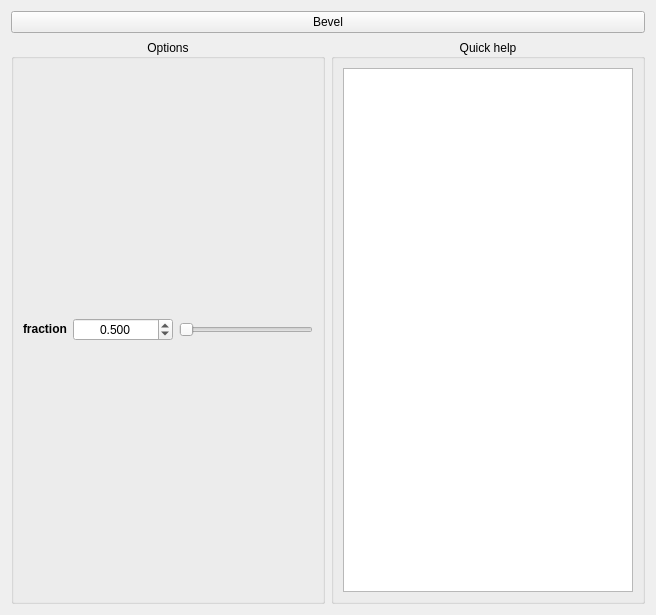
FengYusheng/MyUtils, file maya_script/BevelTool/src/Qt/UI/SimpleOptionsWidget.ui: the form before one commit.
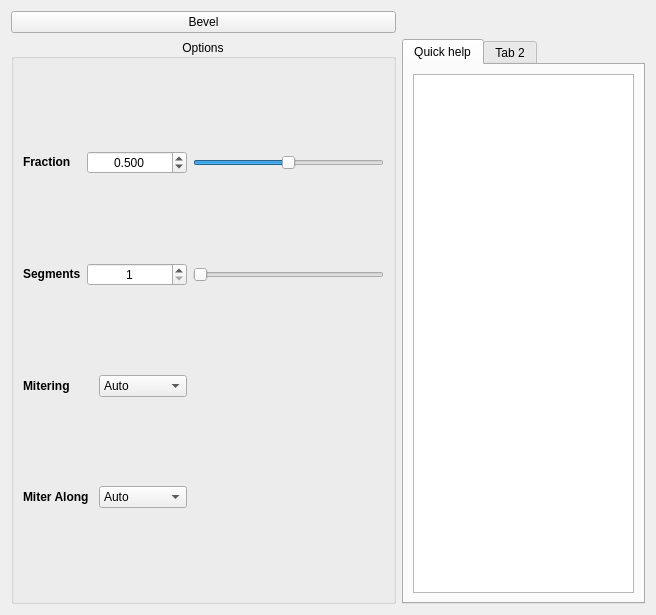
The form after the commit.

Patch:
```diff
--- a/maya_script/BevelTool/src/Qt/UI/SimpleOptionsWidget.ui
+++ b/maya_script/BevelTool/src/Qt/UI/SimpleOptionsWidget.ui
@@ -13,17 +13,15 @@
   <property name="windowTitle">
    <string>Form</string>
   </property>
-  <layout class="QVBoxLayout" name="verticalLayout">
-   <item>
+  <layout class="QGridLayout" name="gridLayout_3">
+   <item row="0" column="0">
     <widget class="QPushButton" name="bevelButton">
      <property name="text">
       <string>Bevel</string>
      </property>
     </widget>
    </item>
-   <item>
-    <layout class="QHBoxLayout" name="horizontalLayout">
-     <item>
+   <item row="1" column="0">
       <widget class="QGroupBox" name="optionGroupBox">
        <property name="minimumSize">
         <size>
@@ -47,14 +45,14 @@
         <item row="0" column="0">
          <widget class="QLabel" name="fractionLabel">
           <property name="text">
-           <string>&lt;html&gt;&lt;head/&gt;&lt;body&gt;&lt;p&gt;&lt;span style=&quot; font-size:9pt; font-weight:600;&quot;&gt;fraction&lt;/span&gt;&lt;/p&gt;&lt;/body&gt;&lt;/html&gt;</string>
+         <string>&lt;html&gt;&lt;head/&gt;&lt;body&gt;&lt;p&gt;&lt;span style=&quot; font-size:9pt; font-weight:600;&quot;&gt;Fraction&lt;/span&gt;&lt;/p&gt;&lt;/body&gt;&lt;/html&gt;</string>
           </property>
           <property name="textFormat">
            <enum>Qt::RichText</enum>
           </property>
          </widget>
         </item>
-        <item row="0" column="1">
+      <item row="0" column="1" colspan="2">
          <widget class="QDoubleSpinBox" name="fractionDoubleSpinBox">
           <property name="sizePolicy">
            <sizepolicy hsizetype="Preferred" vsizetype="Fixed">
@@ -74,6 +72,9 @@
           <property name="decimals">
            <number>3</number>
           </property>
+        <property name="minimum">
+         <double>0.001000000000000</double>
+        </property>
           <property name="maximum">
            <double>1.000000000000000</double>
           </property>
@@ -85,10 +86,16 @@
           </property>
          </widget>
         </item>
-        <item row="0" column="2">
+      <item row="0" column="3">
          <widget class="QSlider" name="fractionSlider">
+        <property name="minimum">
+         <number>1</number>
+        </property>
           <property name="maximum">
-           <number>10</number>
+         <number>1000</number>
+        </property>
+        <property name="value">
+         <number>500</number>
           </property>
           <property name="orientation">
            <enum>Qt::Horizontal</enum>
@@ -101,25 +108,165 @@
           </property>
          </widget>
         </item>
+      <item row="1" column="0">
+       <widget class="QLabel" name="segmentsLabel">
+        <property name="text">
+         <string>&lt;html&gt;&lt;head/&gt;&lt;body&gt;&lt;p&gt;&lt;span style=&quot; font-weight:600;&quot;&gt;Segments&lt;/span&gt;&lt;/p&gt;&lt;/body&gt;&lt;/html&gt;</string>
+        </property>
+       </widget>
+      </item>
+      <item row="1" column="1" colspan="2">
+       <widget class="QSpinBox" name="segmentsSpinBox">
+        <property name="minimumSize">
+         <size>
+          <width>100</width>
+          <height>0</height>
+         </size>
+        </property>
+        <property name="alignment">
+         <set>Qt::AlignCenter</set>
+        </property>
+        <property name="minimum">
+         <number>1</number>
+        </property>
+        <property name="maximum">
+         <number>12</number>
+        </property>
+        <property name="value">
+         <number>1</number>
+        </property>
+       </widget>
+      </item>
+      <item row="1" column="3">
+       <widget class="QSlider" name="segmentsSlider">
+        <property name="minimum">
+         <number>1</number>
+        </property>
+        <property name="maximum">
+         <number>12</number>
+        </property>
+        <property name="orientation">
+         <enum>Qt::Horizontal</enum>
+        </property>
+       </widget>
+      </item>
+      <item row="2" column="0">
+       <widget class="QLabel" name="miteringLabel">
+        <property name="text">
+         <string>&lt;html&gt;&lt;head/&gt;&lt;body&gt;&lt;p&gt;&lt;span style=&quot; font-weight:600;&quot;&gt;Mitering&lt;/span&gt;&lt;/p&gt;&lt;/body&gt;&lt;/html&gt;</string>
+        </property>
+       </widget>
+      </item>
+      <item row="2" column="2">
+       <widget class="QComboBox" name="miteringComboBox">
+        <item>
+         <property name="text">
+          <string>Auto</string>
+         </property>
+        </item>
+        <item>
+         <property name="text">
+          <string>Uniform</string>
+         </property>
+        </item>
+        <item>
+         <property name="text">
+          <string>Patch</string>
+         </property>
+        </item>
+        <item>
+         <property name="text">
+          <string>Radial</string>
+         </property>
+        </item>
+        <item>
+         <property name="text">
+          <string>None</string>
+         </property>
+        </item>
+       </widget>
+      </item>
+      <item row="2" column="3">
+       <spacer name="horizontalSpacer">
+        <property name="orientation">
+         <enum>Qt::Horizontal</enum>
+        </property>
+        <property name="sizeHint" stdset="0">
+         <size>
+          <width>227</width>
+          <height>20</height>
+         </size>
+        </property>
+       </spacer>
+      </item>
+      <item row="3" column="0" colspan="2">
+       <widget class="QLabel" name="miterAlongLabel">
+        <property name="text">
+         <string>&lt;html&gt;&lt;head/&gt;&lt;body&gt;&lt;p&gt;&lt;span style=&quot; font-weight:600;&quot;&gt;Miter Along&lt;/span&gt;&lt;/p&gt;&lt;/body&gt;&lt;/html&gt;</string>
+        </property>
+       </widget>
+      </item>
+      <item row="3" column="2">
+       <widget class="QComboBox" name="miterAlongComboBox">
+        <item>
+         <property name="text">
+          <string>Auto</string>
+         </property>
+        </item>
+        <item>
+         <property name="text">
+          <string>Center</string>
+         </property>
+        </item>
+        <item>
+         <property name="text">
+          <string>Edge</string>
+         </property>
+        </item>
+        <item>
+         <property name="text">
+          <string>Hard edge</string>
+         </property>
+        </item>
+       </widget>
+      </item>
+      <item row="3" column="3">
+       <spacer name="horizontalSpacer_2">
+        <property name="orientation">
+         <enum>Qt::Horizontal</enum>
+        </property>
+        <property name="sizeHint" stdset="0">
+         <size>
+          <width>227</width>
+          <height>20</height>
+         </size>
+        </property>
+       </spacer>
+      </item>
        </layout>
       </widget>
      </item>
-     <item>
-      <widget class="QGroupBox" name="helpGroupBox">
-       <property name="title">
+   <item row="1" column="1">
+    <widget class="QTabWidget" name="helpTabWidget">
+     <property name="currentIndex">
+      <number>0</number>
+     </property>
+     <widget class="QWidget" name="helpTab">
+      <attribute name="title">
         <string>Quick help</string>
-       </property>
-       <property name="alignment">
-        <set>Qt::AlignCenter</set>
-       </property>
+      </attribute>
        <layout class="QGridLayout" name="gridLayout_2">
-        <item row="0" column="1">
+       <item row="0" column="0">
          <widget class="QTextBrowser" name="helpTextBrower"/>
         </item>
        </layout>
       </widget>
-     </item>
-    </layout>
+     <widget class="QWidget" name="tab_2">
+      <attribute name="title">
+       <string>Tab 2</string>
+      </attribute>
+     </widget>
+    </widget>
    </item>
   </layout>
  </widget>
```
Left out of the diff: 2 changed lines with no effect on the pictures. Lines whose indentation alone changed are shown as unchanged.
